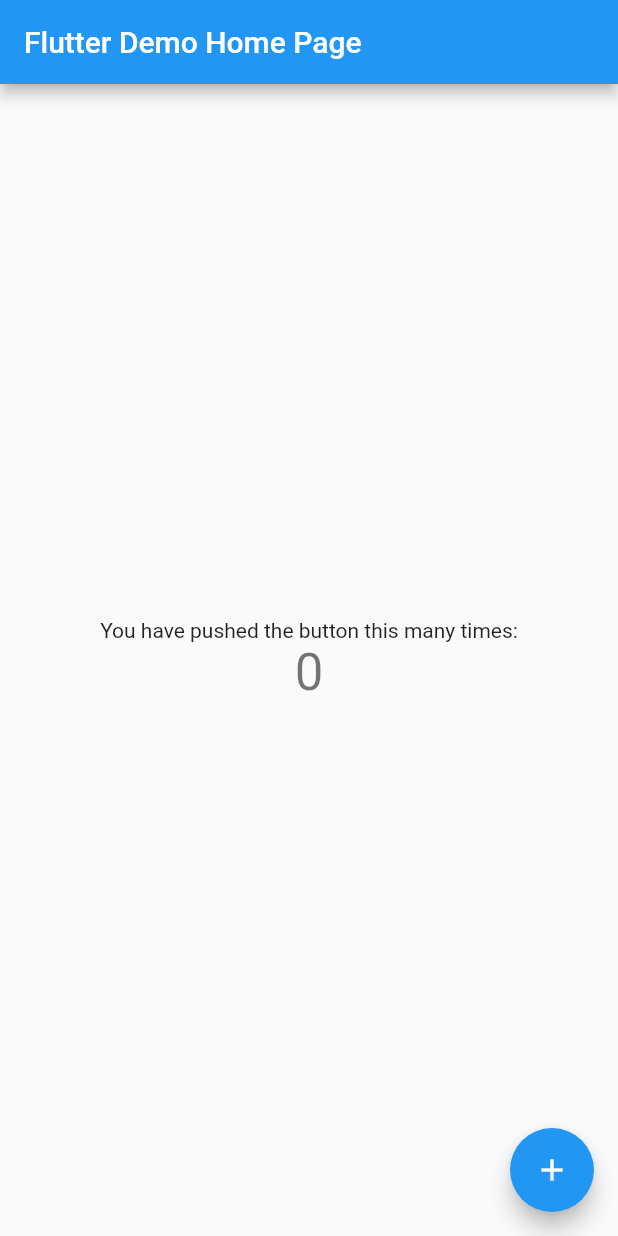
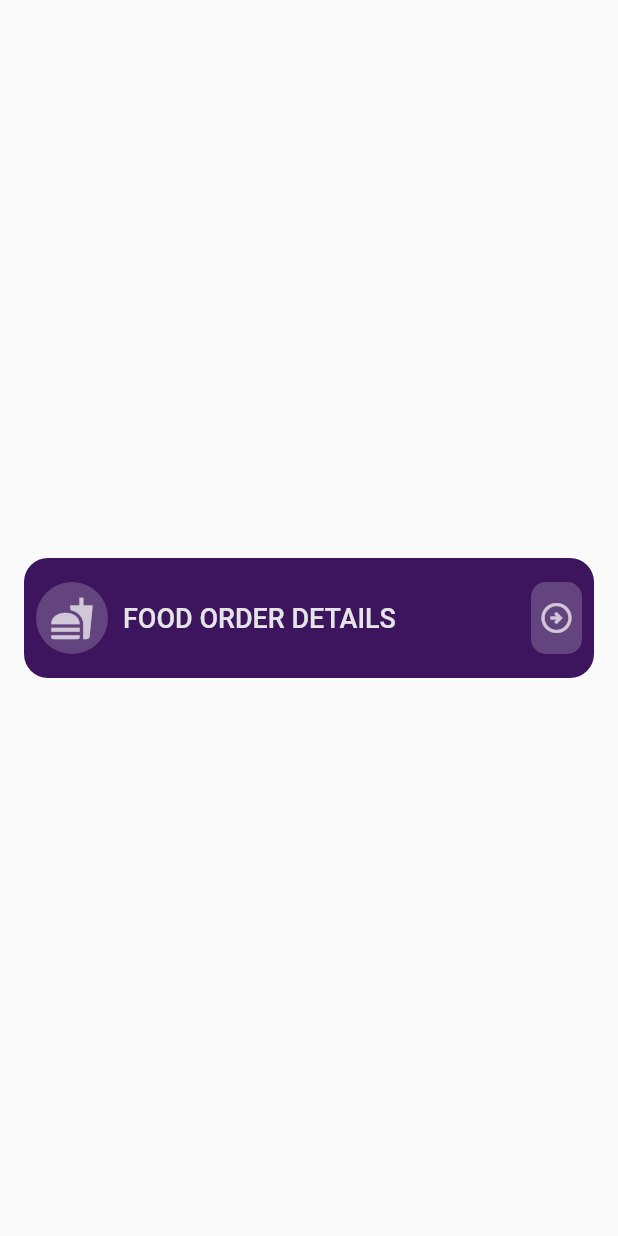
Before and after one commit to mfariscode/banzyTask, a Flutter app: the screen it shows after launch, on a phone screen of 412 x 824 dp. Run offline on Flutter 3.47's test engine with Material 2 defaults, Android fonts, the phone set to English and light mode, and no system bars.

Commit message:
Final Commit

```diff
--- a/lib/main.dart
+++ b/lib/main.dart
@@ -1,3 +1,4 @@
+import 'package:benzy_task/view/screens/home_screen.dart';
 import 'package:flutter/material.dart';
 
 void main() {
@@ -11,105 +12,11 @@ class MyApp extends StatelessWidget {
   @override
   Widget build(BuildContext context) {
     return MaterialApp(
-      title: 'Flutter Demo',
+      debugShowCheckedModeBanner: false,
       theme: ThemeData(
-        // This is the theme of your application.
-        //
-        // Try running your application with "flutter run". You'll see the
-        // application has a blue toolbar. Then, without quitting the app, try
-        // changing the primarySwatch below to Colors.green and then invoke
-        // "hot reload" (press "r" in the console where you ran "flutter run",
-        // or simply save your changes to "hot reload" in a Flutter IDE).
-        // Notice that the counter didn't reset back to zero; the application
-        // is not restarted.
         primarySwatch: Colors.blue,
       ),
-      home: const MyHomePage(title: 'Flutter Demo Home Page'),
+      home: const HomeScreen(),
     );
   }
 }
-
-class MyHomePage extends StatefulWidget {
-  const MyHomePage({Key? key, required this.title}) : super(key: key);
-
-  // This widget is the home page of your application. It is stateful, meaning
-  // that it has a State object (defined below) that contains fields that affect
-  // how it looks.
-
-  // This class is the configuration for the state. It holds the values (in this
-  // case the title) provided by the parent (in this case the App widget) and
-  // used by the build method of the State. Fields in a Widget subclass are
-  // always marked "final".
-
-  final String title;
-
-  @override
-  State<MyHomePage> createState() => _MyHomePageState();
-}
-
-class _MyHomePageState extends State<MyHomePage> {
-  int _counter = 0;
-
-  void _incrementCounter() {
-    setState(() {
-      // This call to setState tells the Flutter framework that something has
-      // changed in this State, which causes it to rerun the build method below
-      // so that the display can reflect the updated values. If we changed
-      // _counter without calling setState(), then the build method would not be
-      // called again, and so nothing would appear to happen.
-      _counter++;
-    });
-  }
-
-  @override
-  Widget build(BuildContext context) {
-    // This method is rerun every time setState is called, for instance as done
-    // by the _incrementCounter method above.
-    //
-    // The Flutter framework has been optimized to make rerunning build methods
-    // fast, so that you can just rebuild anything that needs updating rather
-    // than having to individually change instances of widgets.
-    return Scaffold(
-      appBar: AppBar(
-        // Here we take the value from the MyHomePage object that was created by
-        // the App.build method, and use it to set our appbar title.
-        title: Text(widget.title),
-      ),
-      body: Center(
-        // Center is a layout widget. It takes a single child and positions it
-        // in the middle of the parent.
-        child: Column(
-          // Column is also a layout widget. It takes a list of children and
-          // arranges them vertically. By default, it sizes itself to fit its
-          // children horizontally, and tries to be as tall as its parent.
-          //
-          // Invoke "debug painting" (press "p" in the console, choose the
-          // "Toggle Debug Paint" action from the Flutter Inspector in Android
-          // Studio, or the "Toggle Debug Paint" command in Visual Studio Code)
-          // to see the wireframe for each widget.
-          //
-          // Column has various properties to control how it sizes itself and
-          // how it positions its children. Here we use mainAxisAlignment to
-          // center the children vertically; the main axis here is the vertical
-          // axis because Columns are vertical (the cross axis would be
-          // horizontal).
-          mainAxisAlignment: MainAxisAlignment.center,
-          children: <Widget>[
-            const Text(
-              'You have pushed the button this many times:',
-            ),
-            Text(
-              '$_counter',
-              style: Theme.of(context).textTheme.headline4,
-            ),
-          ],
-        ),
-      ),
-      floatingActionButton: FloatingActionButton(
-        onPressed: _incrementCounter,
-        tooltip: 'Increment',
-        child: const Icon(Icons.add),
-      ), // This trailing comma makes auto-formatting nicer for build methods.
-    );
-  }
-}
--- /dev/null
+++ b/lib/view/screens/home_screen.dart
@@ -0,0 +1,66 @@
+import 'package:benzy_task/view/screens/food_report_screen.dart';
+import 'package:flutter/cupertino.dart';
+import 'package:flutter/material.dart';
+
+class HomeScreen extends StatelessWidget {
+  const HomeScreen({Key? key}) : super(key: key);
+
+  @override
+  Widget build(BuildContext context) {
+    return Scaffold(
+      body: Center(
+        child: Padding(
+          padding: const EdgeInsets.all(16.0),
+          child: GestureDetector(
+            onTap: () {
+              Navigator.push(
+                context,
+                MaterialPageRoute(builder: (context) => const FoodReport()),
+              );
+            },
+            child: Container(
+              height: 80.0,
+              decoration: BoxDecoration(
+                color: const Color(0xff3D155F),
+                borderRadius: BorderRadius.circular(16),
+              ),
+              child: Padding(
+                padding: const EdgeInsets.all(8.0),
+                child: Row(
+                  children: [
+                    Container(
+                      width: 48.0,
+                      height: 48.0,
+                      decoration: BoxDecoration(
+                        color: Colors.white.withOpacity(0.2), // border color
+                        shape: BoxShape.circle,
+                      ),
+                      child: const Icon(Icons.fastfood, color: Colors.white70, size: 30,),
+                    ),
+                    const SizedBox(
+                      width: 10.0,
+                    ),
+                    const Text('FOOD ORDER DETAILS', style: TextStyle(fontSize: 18.0, color: Color(0xffe5e5e5), fontWeight: FontWeight.w500),),
+                    const Spacer(),
+                    Container(
+                      width: 34.0,
+                      height: 48.0,
+                      decoration: BoxDecoration(
+                        color: Colors.white.withOpacity(0.2),
+                        borderRadius: const BorderRadius.all(Radius.circular(10.0)),
+                      ),
+                      child: const SizedBox(
+                          height: 16.0,
+                          width: 16.0,
+                          child: Icon(Icons.arrow_circle_right_outlined, color: Colors.white70,)),
+                    )
+                  ],
+                ),
+              ),
+            ),
+          ),
+        ),
+      ),
+    );
+  }
+}
--- a/pubspec.yaml
+++ b/pubspec.yaml
@@ -34,6 +34,7 @@ dependencies:
   # The following adds the Cupertino Icons font to your application.
   # Use with the CupertinoIcons class for iOS style icons.
   cupertino_icons: ^1.0.2
+  http: ^0.13.4
 
 dev_dependencies:
   flutter_test:
```
Also changed, not shown: lib/model/food_report_model.dart (added, +97 -0 lines), lib/view/screens/food_report_screen.dart (added, +247 -0 lines), pubspec.lock.
